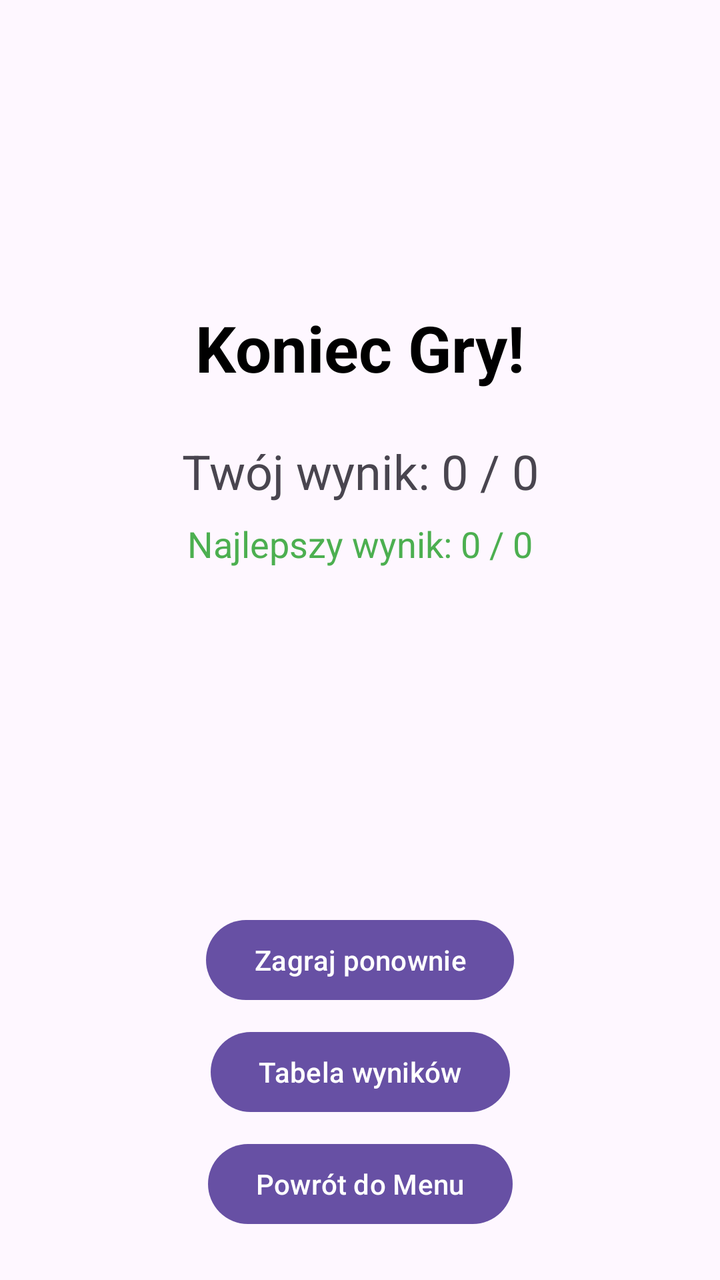
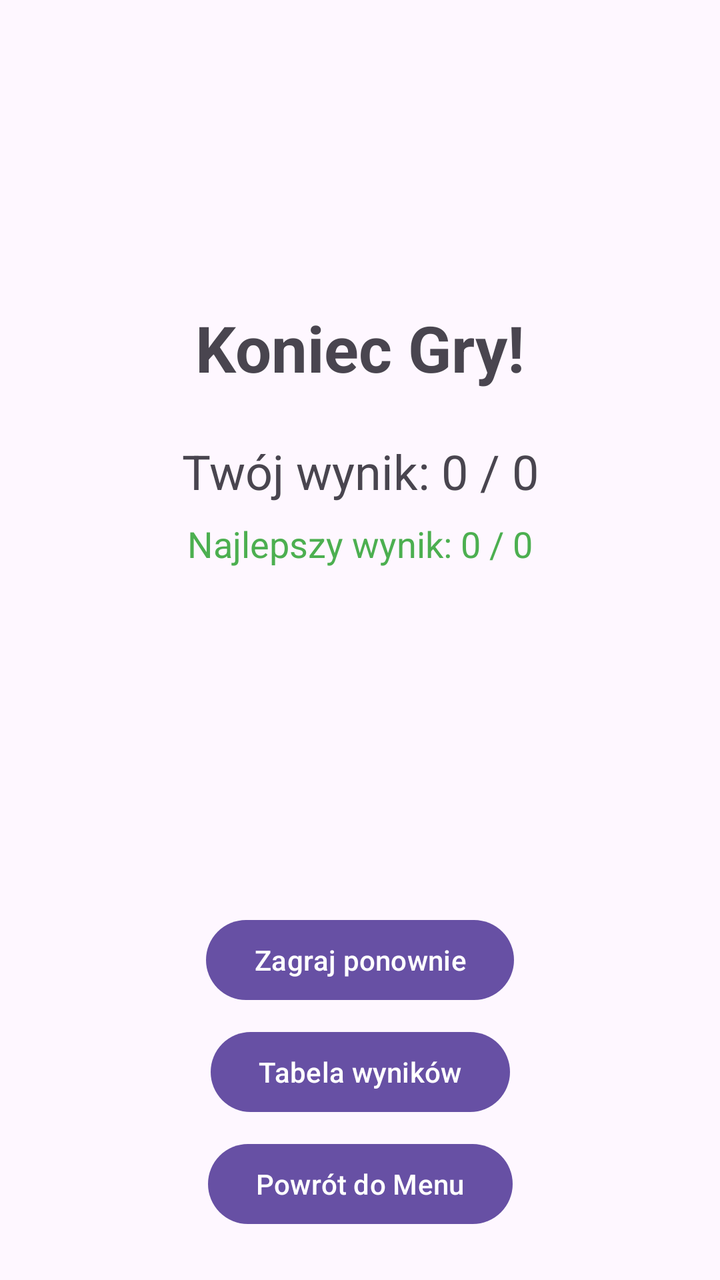

The first picture is an Android layout as it rendered before a commit; the second is the same layout after the commit. The layout source and the unified diff follow.
<!-- AndroidManifest.xml: application theme Theme.QuizGame -->
<!-- res/layout/activity_summary.xml -->
<?xml version="1.0" encoding="utf-8"?>
<androidx.constraintlayout.widget.ConstraintLayout xmlns:android="http://schemas.android.com/apk/res/android"
    xmlns:app="http://schemas.android.com/apk/res-auto"
    xmlns:tools="http://schemas.android.com/tools"
    android:id="@+id/main"
    android:layout_width="match_parent"
    android:layout_height="match_parent"
    android:padding="24dp"
    tools:context=".SummaryActivity">

    <TextView
        android:id="@+id/tvSummaryTitle"
        android:layout_width="wrap_content"
        android:layout_height="wrap_content"
        android:text="Koniec Gry!"
        android:textSize="32sp"
        android:textStyle="bold"
        android:textColor="@color/black"
        app:layout_constraintBottom_toTopOf="@+id/tvScore"
        app:layout_constraintEnd_toEndOf="parent"
        app:layout_constraintStart_toStartOf="parent"
        app:layout_constraintTop_toTopOf="parent"
        app:layout_constraintVertical_chainStyle="packed" />

    <TextView
        android:id="@+id/tvScore"
        android:layout_width="wrap_content"
        android:layout_height="wrap_content"
        android:layout_marginTop="24dp"
        android:text="Twój wynik: 0 / 0"
        android:textSize="24sp"
        app:layout_constraintBottom_toTopOf="@+id/tvBestScore"
        app:layout_constraintEnd_toEndOf="parent"
        app:layout_constraintStart_toStartOf="parent"
        app:layout_constraintTop_toBottomOf="@id/tvSummaryTitle" />

    <TextView
        android:id="@+id/tvBestScore"
        android:layout_width="wrap_content"
        android:layout_height="wrap_content"
        android:layout_marginTop="8dp"
        android:text="Najlepszy wynik: 0 / 0"
        android:textSize="18sp"
        android:textColor="#4CAF50"
        app:layout_constraintBottom_toTopOf="@+id/llSummaryProgressBar"
        app:layout_constraintEnd_toEndOf="parent"
        app:layout_constraintStart_toStartOf="parent"
        app:layout_constraintTop_toBottomOf="@id/tvScore" />

    <LinearLayout
        android:id="@+id/llSummaryProgressBar"
        android:layout_width="0dp"
        android:layout_height="12dp"
        android:layout_marginTop="24dp"
        android:orientation="horizontal"
        app:layout_constraintBottom_toTopOf="@+id/btnBackToMain"
        app:layout_constraintEnd_toEndOf="parent"
        app:layout_constraintStart_toStartOf="parent"
        app:layout_constraintTop_toBottomOf="@id/tvScore" />

    <Button
        android:id="@+id/btnPlayAgain"
        android:layout_width="wrap_content"
        android:layout_height="wrap_content"
        android:layout_marginTop="32dp"
        android:text="Zagraj ponownie"
        app:layout_constraintBottom_toTopOf="@+id/btnShowHighScores"
        app:layout_constraintEnd_toEndOf="parent"
        app:layout_constraintStart_toStartOf="parent"
        app:layout_constraintTop_toBottomOf="@id/llSummaryProgressBar"
        app:layout_constraintVertical_chainStyle="packed" />

    <Button
        android:id="@+id/btnShowHighScores"
        android:layout_width="wrap_content"
        android:layout_height="wrap_content"
        android:layout_marginTop="8dp"
        android:text="Tabela wyników"
        app:layout_constraintBottom_toTopOf="@+id/btnBackToMain"
        app:layout_constraintEnd_toEndOf="parent"
        app:layout_constraintStart_toStartOf="parent"
        app:layout_constraintTop_toBottomOf="@id/btnPlayAgain" />

    <Button
        android:id="@+id/btnBackToMain"
        android:layout_width="wrap_content"
        android:layout_height="wrap_content"
        android:layout_marginTop="8dp"
        android:text="Powrót do Menu"
        app:layout_constraintBottom_toBottomOf="parent"
        app:layout_constraintEnd_toEndOf="parent"
        app:layout_constraintStart_toStartOf="parent"
        app:layout_constraintTop_toBottomOf="@id/btnShowHighScores" />

</androidx.constraintlayout.widget.ConstraintLayout>
<!-- resources referenced by this layout -->
<resources>
  <color name="black">#FF000000</color>
  <style name="Theme.QuizGame" parent="Base.Theme.QuizGame" />
  <style name="Base.Theme.QuizGame" parent="Theme.Material3.DayNight.NoActionBar">
          
          
      </style>
</resources>

<!-- the commit's change to res/layout/activity_summary.xml (unified diff, before → after) -->
@@ -15,7 +15,6 @@
         android:text="Koniec Gry!"
         android:textSize="32sp"
         android:textStyle="bold"
-        android:textColor="@color/black"
         app:layout_constraintBottom_toTopOf="@+id/tvScore"
         app:layout_constraintEnd_toEndOf="parent"
         app:layout_constraintStart_toStartOf="parent"
<!-- resource entries referenced after the edit -->
@@ -1,6 +1,5 @@
 <!-- resources referenced by this layout -->
 <resources>
-  <color name="black">#FF000000</color>
   <style name="Theme.QuizGame" parent="Base.Theme.QuizGame" />
   <style name="Base.Theme.QuizGame" parent="Theme.Material3.DayNight.NoActionBar">
           
